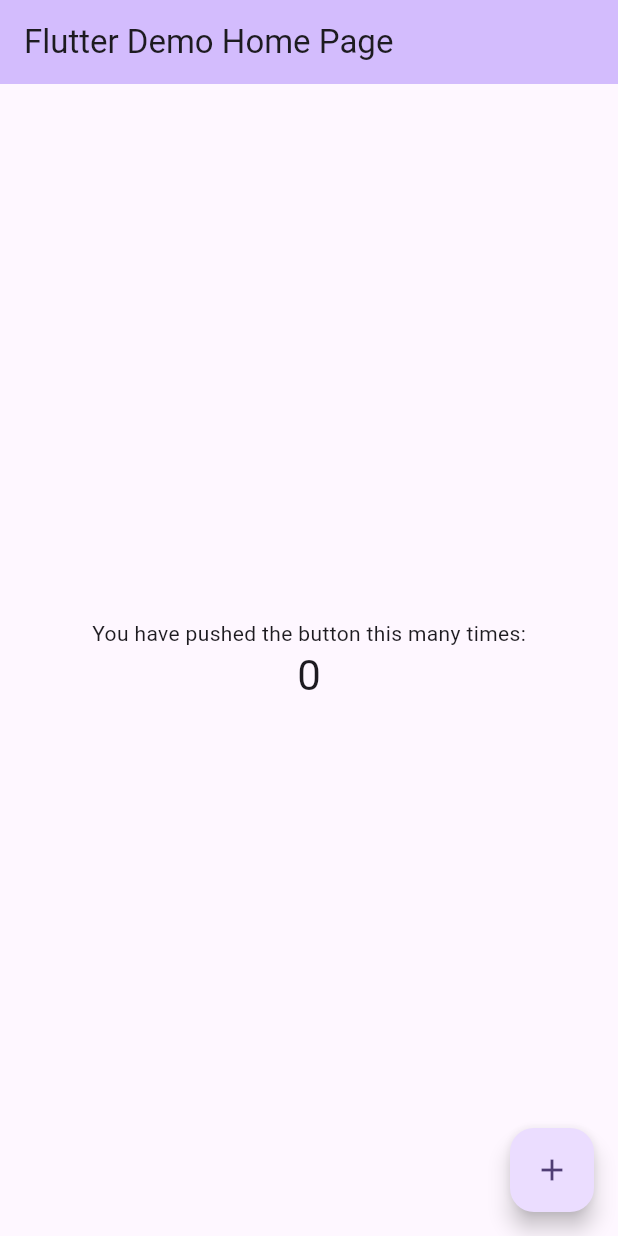
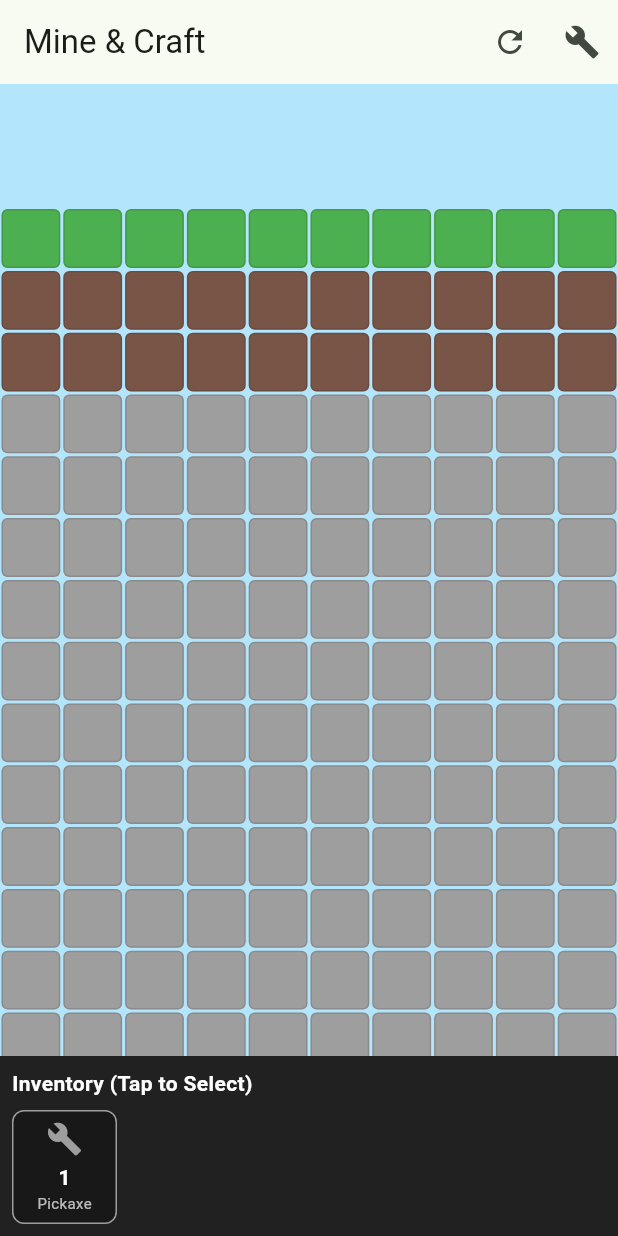
Before and after one commit to could-ai/019b02f8-0a30-7049-9332-9039d6dc08bd, a Flutter app: the screen it shows after launch, on a phone screen of 412 x 824 dp. Run offline on Flutter 3.47's test engine with Material 3 defaults, Android fonts, the phone set to English and light mode, and no system bars.

Commit message:
Added provider package for state management to handle game state, inventory, and crafting logic.; Created items.dart to define ItemType enum, ItemDefinition properties (color, name, icon), and CraftingRecipe structure. This serves as the data model for all mineable and craftable items.; Created game_state.dart to manage the application state. It handles world generation (grid of blocks), inventory management, mining logic, block placement, and crafting verification/execution.; Created crafting_screen.dart to display available recipes. It checks if the user has enough resources in their inventory and allows them to craft new items, updating the GameState.; Created game_screen.dart. This is the main UI containing the world grid (GridView) and the inventory hotbar. It handles user interactions for mining (tapping blocks) and placing blocks (tapping empty space with selected item).; Updated main.dart to initialize the Provider for state management and set the home route to GameScreen. This connects the entire application structure.

```diff
--- a/usr/lib/main.dart
+++ b/usr/lib/main.dart
@@ -1,123 +1,33 @@
 import 'package:flutter/material.dart';
+import 'package:provider/provider.dart';
+import 'models/game_state.dart';
+import 'screens/game_screen.dart';
 
 void main() {
-  runApp(const MyApp());
+  runApp(
+    ChangeNotifierProvider(
+      create: (context) => GameState(),
+      child: const MyApp(),
+    ),
+  );
 }
 
 class MyApp extends StatelessWidget {
   const MyApp({super.key});
 
-  // This widget is the root of your application.
   @override
   Widget build(BuildContext context) {
     return MaterialApp(
-      title: 'Flutter Demo',
+      title: 'Mine & Craft Anything',
       debugShowCheckedModeBanner: false,
       theme: ThemeData(
-        // This is the theme of your application.
-        //
-        // TRY THIS: Try running your application with "flutter run". You'll see
-        // the application has a purple toolbar. Then, without quitting the app,
-        // try changing the seedColor in the colorScheme below to Colors.green
-        // and then invoke "hot reload" (save your changes or press the "hot
-        // reload" button in a Flutter-supported IDE, or press "r" if you used
-        // the command line to start the app).
-        //
-        // Notice that the counter didn't reset back to zero; the application
-        // state is not lost during the reload. To reset the state, use hot
-        // restart instead.
-        //
-        // This works for code too, not just values: Most code changes can be
-        // tested with just a hot reload.
-        colorScheme: ColorScheme.fromSeed(seedColor: Colors.deepPurple),
+        colorScheme: ColorScheme.fromSeed(seedColor: Colors.green),
+        useMaterial3: true,
       ),
       initialRoute: '/',
       routes: {
-        '/': (context) => const MyHomePage(title: 'Flutter Demo Home Page'),
+        '/': (context) => const GameScreen(),
       },
     );
   }
 }
-
-class MyHomePage extends StatefulWidget {
-  const MyHomePage({super.key, required this.title});
-
-  // This widget is the home page of your application. It is stateful, meaning
-  // that it has a State object (defined below) that contains fields that affect
-  // how it looks.
-
-  // This class is the configuration for the state. It holds the values (in this
-  // case the title) provided by the parent (in this case the App widget) and
-  // used by the build method of the State. Fields in a Widget subclass are
-  // always marked "final".
-
-  final String title;
-
-  @override
-  State<MyHomePage> createState() => _MyHomePageState();
-}
-
-class _MyHomePageState extends State<MyHomePage> {
-  int _counter = 0;
-
-  void _incrementCounter() {
-    setState(() {
-      // This call to setState tells the Flutter framework that something has
-      // changed in this State, which causes it to rerun the build method below
-      // so that the display can reflect the updated values. If we changed
-      // _counter without calling setState(), then the build method would not be
-      // called again, and so nothing would appear to happen.
-      _counter++;
-    });
-  }
-
-  @override
-  Widget build(BuildContext context) {
-    // This method is rerun every time setState is called, for instance as done
-    // by the _incrementCounter method above.
-    //
-    // The Flutter framework has been optimized to make rerunning build methods
-    // fast, so that you can just rebuild anything that needs updating rather
-    // than having to individually change instances of widgets.
-    return Scaffold(
-      appBar: AppBar(
-        // TRY THIS: Try changing the color here to a specific color (to
-        // Colors.amber, perhaps?) and trigger a hot reload to see the AppBar
-        // change color while the other colors stay the same.
-        backgroundColor: Theme.of(context).colorScheme.inversePrimary,
-        // Here we take the value from the MyHomePage object that was created by
-        // the App.build method, and use it to set our appbar title.
-        title: Text(widget.title),
-      ),
-      body: Center(
-        // Center is a layout widget. It takes a single child and positions it
-        // in the middle of the parent.
-        child: Column(
-          // Column is also a layout widget. It takes a list of children and
-          // arranges them vertically. By default, it sizes itself to fit its
-          // children horizontally, and tries to be as tall as its parent.
-          //
-          // Column has various properties to control how it sizes itself and
-          // how it positions its children. Here we use mainAxisAlignment to
-          // center the children vertically; the main axis here is the vertical
-          // axis because Columns are vertical (the cross axis would be
-          // horizontal).
-          //
-          // TRY THIS: Invoke "debug painting" (choose the "Toggle Debug Paint"
-          // action in the IDE, or press "p" in the console), to see the
-          // wireframe for each widget.
-          mainAxisAlignment: MainAxisAlignment.center,
-          children: <Widget>[
-            const Text('You have pushed the button this many times:'),
-            Text('$_counter', style: Theme.of(context).textTheme.headlineMedium),
-          ],
-        ),
-      ),
-      floatingActionButton: FloatingActionButton(
-        onPressed: _incrementCounter,
-        tooltip: 'Increment',
-        child: const Icon(Icons.add),
-      ), // This trailing comma makes auto-formatting nicer for build methods.
-    );
-  }
-}
--- /dev/null
+++ b/usr/lib/models/game_state.dart
@@ -0,0 +1,117 @@
+import 'dart:math';
+import 'package:flutter/material.dart';
+import 'items.dart';
+
+class GameState extends ChangeNotifier {
+  // World dimensions
+  static const int rows = 20;
+  static const int cols = 10;
+
+  // The world grid
+  List<ItemType> _world = [];
+  List<ItemType> get world => _world;
+
+  // Player inventory
+  final Map<ItemType, int> _inventory = {};
+  Map<ItemType, int> get inventory => _inventory;
+
+  // Selected item for placing
+  ItemType _selectedItem = ItemType.empty;
+  ItemType get selectedItem => _selectedItem;
+
+  GameState() {
+    _generateWorld();
+  }
+
+  void _generateWorld() {
+    _world = List.generate(rows * cols, (index) {
+      // Simple terrain generation
+      int row = index ~/ cols;
+
+      if (row < 2) return ItemType.empty; // Sky
+      if (row == 2) return ItemType.grass; // Surface
+      if (row < 5) return ItemType.dirt; // Underground dirt
+
+      // Deep underground - random ores
+      final rand = Random();
+      if (rand.nextDouble() < 0.05) return ItemType.diamondOre;
+      if (rand.nextDouble() < 0.1) return ItemType.ironOre;
+      if (rand.nextDouble() < 0.1) return ItemType.wood; // Buried wood? Why not.
+
+      return ItemType.stone;
+    });
+
+    // Give starter items
+    _inventory[ItemType.pickaxe] = 1;
+    notifyListeners();
+  }
+
+  void mineBlock(int index) {
+    if (index < 0 || index >= _world.length) return;
+
+    final block = _world[index];
+    if (block == ItemType.empty) return;
+
+    // Add to inventory
+    _inventory[block] = (_inventory[block] ?? 0) + 1;
+
+    // Remove from world
+    _world[index] = ItemType.empty;
+
+    notifyListeners();
+  }
+
+  void placeBlock(int index) {
+    if (index < 0 || index >= _world.length) return;
+    if (_selectedItem == ItemType.empty) return;
+    if (_world[index] != ItemType.empty) return; // Can't place on existing block
+    if ((_inventory[_selectedItem] ?? 0) <= 0) return; // No items left
+
+    // Remove from inventory
+    _inventory[_selectedItem] = (_inventory[_selectedItem]!) - 1;
+    if (_inventory[_selectedItem] == 0) {
+      _inventory.remove(_selectedItem);
+      _selectedItem = ItemType.empty;
+    }
+
+    // Place in world
+    _world[index] = _selectedItem;
+
+    notifyListeners();
+  }
+
+  void selectItem(ItemType item) {
+    _selectedItem = item;
+    notifyListeners();
+  }
+
+  bool canCraft(CraftingRecipe recipe) {
+    for (var entry in recipe.ingredients.entries) {
+      if ((_inventory[entry.key] ?? 0) < entry.value) {
+        return false;
+      }
+    }
+    return true;
+  }
+
+  void craft(CraftingRecipe recipe) {
+    if (!canCraft(recipe)) return;
+
+    // Consume ingredients
+    for (var entry in recipe.ingredients.entries) {
+      _inventory[entry.key] = (_inventory[entry.key]!) - entry.value;
+      if (_inventory[entry.key] == 0) {
+        _inventory.remove(entry.key);
+      }
+    }
+
+    // Add result
+    _inventory[recipe.result] = (_inventory[recipe.result] ?? 0) + recipe.resultCount;
+    notifyListeners();
+  }
+
+  void resetWorld() {
+    _inventory.clear();
+    _generateWorld();
+  }
+}
--- /dev/null
+++ b/usr/lib/models/items.dart
@@ -0,0 +1,82 @@
+import 'package:flutter/material.dart';
+
+enum ItemType {
+  empty,
+  grass,
+  dirt,
+  stone,
+  wood,
+  ironOre,
+  diamondOre,
+  planks,
+  stick,
+  pickaxe,
+  sword,
+  chest,
+}
+
+class ItemDefinition {
+  final String name;
+  final Color color;
+  final IconData? icon;
+  final bool isSolid;
+
+  const ItemDefinition({
+    required this.name,
+    required this.color,
+    this.icon,
+    this.isSolid = true,
+  });
+}
+
+final Map<ItemType, ItemDefinition> itemDefinitions = {
+  ItemType.empty: const ItemDefinition(name: 'Air', color: Colors.transparent, isSolid: false),
+  ItemType.grass: const ItemDefinition(name: 'Grass', color: Colors.green),
+  ItemType.dirt: const ItemDefinition(name: 'Dirt', color: Colors.brown),
+  ItemType.stone: const ItemDefinition(name: 'Stone', color: Colors.grey),
+  ItemType.wood: const ItemDefinition(name: 'Wood', color: Colors.brown, icon: Icons.forest),
+  ItemType.ironOre: const ItemDefinition(name: 'Iron Ore', color: Colors.blueGrey, icon: Icons.circle),
+  ItemType.diamondOre: const ItemDefinition(name: 'Diamond Ore', color: Colors.cyanAccent, icon: Icons.diamond),
+  ItemType.planks: const ItemDefinition(name: 'Planks', color: Colors.orangeAccent, icon: Icons.table_rows),
+  ItemType.stick: const ItemDefinition(name: 'Stick', color: Colors.brown, icon: Icons.horizontal_rule),
+  ItemType.pickaxe: const ItemDefinition(name: 'Pickaxe', color: Colors.grey, icon: Icons.build),
+  ItemType.sword: const ItemDefinition(name: 'Sword', color: Colors.grey, icon: Icons.colorize), // Using colorize as a sword-like icon
+  ItemType.chest: const ItemDefinition(name: 'Chest', color: Colors.amber, icon: Icons.inventory_2),
+};
+
+class CraftingRecipe {
+  final ItemType result;
+  final int resultCount;
+  final Map<ItemType, int> ingredients;
+
+  CraftingRecipe({
+    required this.result,
+    this.resultCount = 1,
+    required this.ingredients,
+  });
+}
+
+final List<CraftingRecipe> recipes = [
+  CraftingRecipe(
+    result: ItemType.planks,
+    resultCount: 4,
+    ingredients: {ItemType.wood: 1},
+  ),
+  CraftingRecipe(
+    result: ItemType.stick,
+    resultCount: 4,
+    ingredients: {ItemType.planks: 2},
+  ),
+  CraftingRecipe(
+    result: ItemType.pickaxe,
+    ingredients: {ItemType.stick: 2, ItemType.planks: 3},
+  ),
+  CraftingRecipe(
+    result: ItemType.sword,
+    ingredients: {ItemType.stick: 1, ItemType.planks: 2},
+  ),
+  CraftingRecipe(
+    result: ItemType.chest,
+    ingredients: {ItemType.planks: 8},
+  ),
+];
--- /dev/null
+++ b/usr/lib/screens/game_screen.dart
@@ -0,0 +1,159 @@
+import 'package:flutter/material.dart';
+import 'package:provider/provider.dart';
+import '../models/game_state.dart';
+import '../models/items.dart';
+import 'crafting_screen.dart';
+
+class GameScreen extends StatelessWidget {
+  const GameScreen({super.key});
+
+  @override
+  Widget build(BuildContext context) {
+    final gameState = context.watch<GameState>();
+
+    return Scaffold(
+      appBar: AppBar(
+        title: const Text('Mine & Craft'),
+        actions: [
+          IconButton(
+            icon: const Icon(Icons.refresh),
+            onPressed: () => context.read<GameState>().resetWorld(),
+            tooltip: 'Reset World',
+          ),
+          IconButton(
+            icon: const Icon(Icons.build),
+            onPressed: () {
+              Navigator.push(
+                context,
+                MaterialPageRoute(builder: (context) => const CraftingScreen()),
+              );
+            },
+            tooltip: 'Crafting',
+          ),
+        ],
+      ),
+      body: Column(
+        children: [
+          // The World Grid
+          Expanded(
+            flex: 3,
+            child: Container(
+              color: Colors.lightBlue[100], // Sky background
+              child: GridView.builder(
+                physics: const BouncingScrollPhysics(),
+                gridDelegate: const SliverGridDelegateWithFixedCrossAxisCount(
+                  crossAxisCount: GameState.cols,
+                  childAspectRatio: 1.0,
+                ),
+                itemCount: gameState.world.length,
+                itemBuilder: (context, index) {
+                  final blockType = gameState.world[index];
+                  final blockDef = itemDefinitions[blockType]!;
+
+                  return GestureDetector(
+                    onTap: () {
+                      if (blockType != ItemType.empty) {
+                        context.read<GameState>().mineBlock(index);
+                      } else {
+                        context.read<GameState>().placeBlock(index);
+                      }
+                    },
+                    child: Container(
+                      margin: const EdgeInsets.all(1),
+                      decoration: BoxDecoration(
+                        color: blockType == ItemType.empty
+                            ? Colors.transparent
+                            : blockDef.color,
+                        borderRadius: BorderRadius.circular(4),
+                        border: blockType != ItemType.empty
+                            ? Border.all(color: Colors.black12)
+                            : null,
+                      ),
+                      child: blockDef.icon != null
+                          ? Icon(blockDef.icon, color: Colors.white70, size: 20)
+                          : null,
+                    ),
+                  );
+                },
+              ),
+            ),
+          ),
+
+          // Inventory / Hotbar
+          Container(
+            height: 120,
+            color: Colors.grey[900],
+            padding: const EdgeInsets.all(8),
+            child: Column(
+              crossAxisAlignment: CrossAxisAlignment.start,
+              children: [
+                const Text(
+                  'Inventory (Tap to Select)',
+                  style: TextStyle(color: Colors.white, fontWeight: FontWeight.bold),
+                ),
+                const SizedBox(height: 8),
+                Expanded(
+                  child: gameState.inventory.isEmpty
+                      ? const Center(
+                          child: Text('Inventory Empty', style: TextStyle(color: Colors.grey)),
+                        )
+                      : ListView.builder(
+                          scrollDirection: Axis.horizontal,
+                          itemCount: gameState.inventory.length,
+                          itemBuilder: (context, index) {
+                            final itemType = gameState.inventory.keys.elementAt(index);
+                            final count = gameState.inventory[itemType];
+                            final itemDef = itemDefinitions[itemType]!;
+                            final isSelected = gameState.selectedItem == itemType;
+
+                            return GestureDetector(
+                              onTap: () => context.read<GameState>().selectItem(itemType),
+                              child: Container(
+                                width: 70,
+                                margin: const EdgeInsets.only(right: 8),
+                                decoration: BoxDecoration(
+                                  color: isSelected ? Colors.white24 : Colors.black26,
+                                  border: Border.all(
+                                    color: isSelected ? Colors.yellow : Colors.grey,
+                                    width: isSelected ? 2 : 1,
+                                  ),
+                                  borderRadius: BorderRadius.circular(8),
+                                ),
+                                child: Column(
+                                  mainAxisAlignment: MainAxisAlignment.center,
+                                  children: [
+                                    Icon(
+                                      itemDef.icon ?? Icons.square,
+                                      color: itemDef.color,
+                                    ),
+                                    const SizedBox(height: 4),
+                                    Text(
+                                      '$count',
+                                      style: const TextStyle(
+                                        color: Colors.white,
+                                        fontWeight: FontWeight.bold,
+                                      ),
+                                    ),
+                                    Text(
+                                      itemDef.name,
+                                      style: const TextStyle(
+                                        color: Colors.white70,
+                                        fontSize: 10,
+                                      ),
+                                      overflow: TextOverflow.ellipsis,
+                                    ),
+                                  ],
+                                ),
+                              ),
+                            );
+                          },
+                        ),
+                ),
+              ],
+            ),
+          ),
+        ],
+      ),
+    );
+  }
+}
```
Also changed, not shown: usr/lib/screens/crafting_screen.dart (added, +68 -0 lines), usr/pubspec.yaml (+2 -70 lines).
